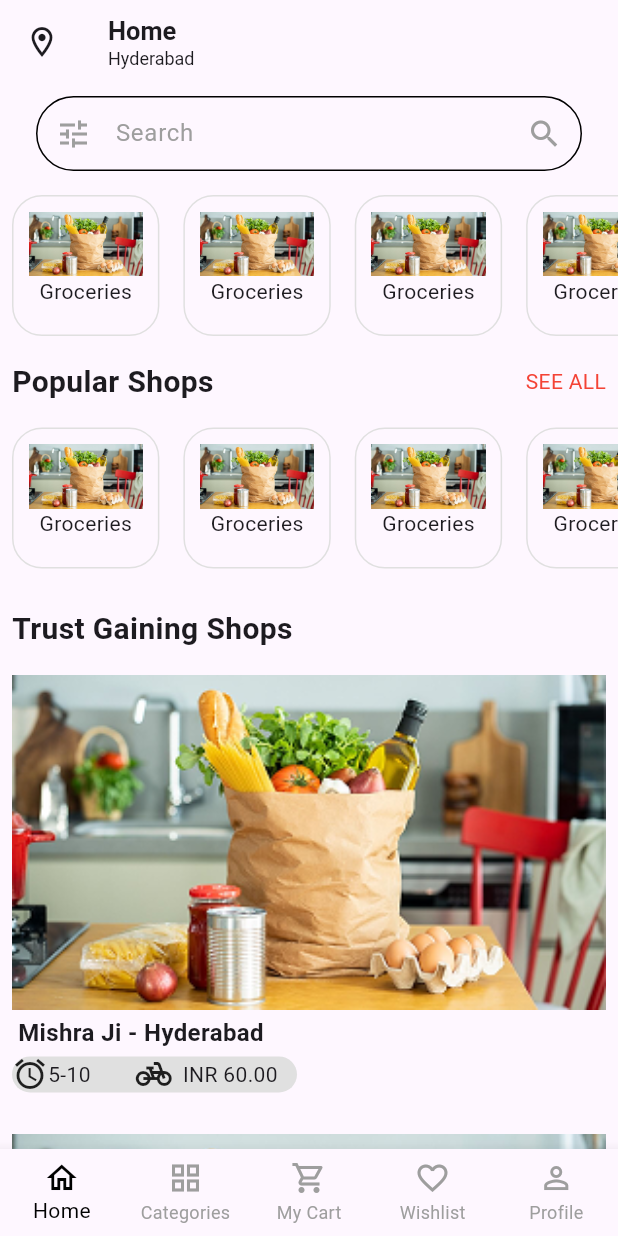
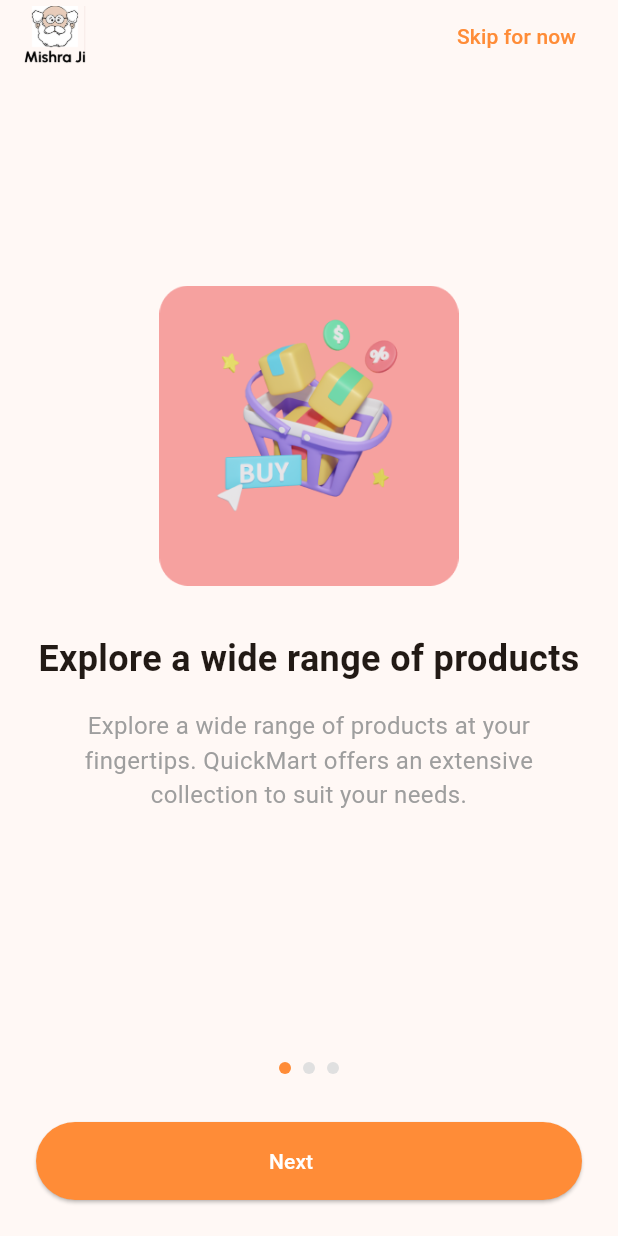
Before and after one commit to hr1india/mishra_ji, a Flutter app: the screen it shows after launch, on a phone screen of 412 x 824 dp. Run offline on Flutter 3.47's test engine with Material 3 defaults, Android fonts, the phone set to English and light mode, and no system bars; our stand-ins replace flutter_bloc, flutter_svg, shared_preferences; Roboto replaces fonts that are missing (Poppins); project files that could hold a hidden picture were left out.

Commit message:
splash and onboarding screen

```diff
--- a/lib/main.dart
+++ b/lib/main.dart
@@ -1,6 +1,7 @@
+// lib/main.dart
 import 'package:flutter/material.dart';
-
-import 'presentation/widgets/bottom_nav_bar.dart';
+import 'package:mishra_ji/presentation/screens/onboarding_screen.dart';
+import 'package:mishra_ji/presentation/screens/splash_screen.dart';
 
 void main() {
   runApp(const MyApp());
@@ -13,11 +14,20 @@ class MyApp extends StatelessWidget {
   Widget build(BuildContext context) {
     return MaterialApp(
       title: 'Mishra Ji',
+      debugShowCheckedModeBanner: false,
       theme: ThemeData(
-        colorScheme: ColorScheme.fromSeed(seedColor: Colors.deepPurple),
-        useMaterial3: true,
+        primaryColor: const Color(0xFFFF8C37),
+        colorScheme: ColorScheme.fromSeed(
+          seedColor: const Color(0xFFFF8C37),
+          primary: const Color(0xFFFF8C37),
+        ),
+        fontFamily: 'Poppins',
       ),
-      home: CustomBottomNavBar(),
+      initialRoute: '/',
+      routes: {
+        '/': (context) => const SplashScreen(),
+        '/onboarding': (context) => const OnboardingScreen(),
+      },
     );
   }
 }
--- /dev/null
+++ b/lib/presentation/blocs/onboarding/onboarding_bloc.dart
@@ -0,0 +1,27 @@
+import 'package:flutter_bloc/flutter_bloc.dart';
+import 'package:shared_preferences/shared_preferences.dart';
+
+import 'onboarding_event.dart';
+import 'onboarding_state.dart';
+
+class OnboardingBloc extends Bloc<OnboardingEvent, OnboardingState> {
+  OnboardingBloc() : super(OnboardingState.initial()) {
+    on<OnboardingPageChangedEvent>(_onPageChanged);
+    on<OnboardingCompleteEvent>(_onComplete);
+  }
+
+  void _onPageChanged(
+      OnboardingPageChangedEvent event, Emitter<OnboardingState> emit) {
+    final isLastPage = event.pageIndex == state.pages.length - 1;
+    emit(state.copyWith(
+      currentPage: event.pageIndex,
+      isLastPage: isLastPage,
+    ));
+  }
+
+  Future<void> _onComplete(
+      OnboardingCompleteEvent event, Emitter<OnboardingState> emit) async {
+    final prefs = await SharedPreferences.getInstance();
+    await prefs.setBool('onboardingComplete', true);
+  }
+}
--- /dev/null
+++ b/lib/presentation/blocs/onboarding/onboarding_event.dart
@@ -0,0 +1,8 @@
+abstract class OnboardingEvent {}
+
+class OnboardingPageChangedEvent extends OnboardingEvent {
+  final int pageIndex;
+  OnboardingPageChangedEvent(this.pageIndex);
+}
+
+class OnboardingCompleteEvent extends OnboardingEvent {}
--- /dev/null
+++ b/lib/presentation/blocs/onboarding/onboarding_state.dart
@@ -0,0 +1,54 @@
+import '../../models/onboarding_model.dart';
+
+class OnboardingState {
+  final int currentPage;
+  final bool isLastPage;
+  final List<OnboardingModel> pages;
+
+  OnboardingState({
+    required this.currentPage,
+    required this.isLastPage,
+    required this.pages,
+  });
+
+  factory OnboardingState.initial() {
+    final pages = [
+      OnboardingModel(
+        title: 'Explore a wide range of products',
+        description:
+            'Explore a wide range of products at your fingertips. QuickMart offers an extensive collection to suit your needs.',
+        imagePath: 'assets/images/onboarding image1.png',
+      ),
+      OnboardingModel(
+        title: 'Explore a wide range of products',
+        description:
+            'Explore a wide range of products at your fingertips. QuickMart offers an extensive collection to suit your needs.',
+        imagePath: 'assets/images/Onboarding image2.png',
+      ),
+      OnboardingModel(
+        title: 'Safe and secure payments',
+        description:
+            'QuickMart employs industry-leading encryption and trusted payment gateways to safeguard your financial information.',
+        imagePath: 'assets/images/onboarding3.png',
+      ),
+    ];
+
+    return OnboardingState(
+      currentPage: 0,
+      isLastPage: false,
+      pages: pages,
+    );
+  }
+
+  OnboardingState copyWith({
+    int? currentPage,
+    bool? isLastPage,
+    List<OnboardingModel>? pages,
+  }) {
+    return OnboardingState(
+      currentPage: currentPage ?? this.currentPage,
+      isLastPage: isLastPage ?? this.isLastPage,
+      pages: pages ?? this.pages,
+    );
+  }
+}
--- /dev/null
+++ b/lib/presentation/models/onboarding_model.dart
@@ -0,0 +1,11 @@
+class OnboardingModel {
+  final String title;
+  final String description;
+  final String imagePath;
+
+  OnboardingModel({
+    required this.title,
+    required this.description,
+    required this.imagePath,
+  });
+}
--- a/lib/presentation/screens/onboarding_screen.dart
+++ b/lib/presentation/screens/onboarding_screen.dart
@@ -0,0 +1,196 @@
+import 'package:flutter/material.dart';
+import 'package:flutter_bloc/flutter_bloc.dart';
+import '../blocs/onboarding/onboarding_bloc.dart';
+import '../blocs/onboarding/onboarding_event.dart';
+import '../blocs/onboarding/onboarding_state.dart';
+import '../widgets/onboarding_page.dart';
+
+class OnboardingScreen extends StatelessWidget {
+  const OnboardingScreen({super.key});
+
+  @override
+  Widget build(BuildContext context) {
+    return BlocProvider(
+      create: (context) => OnboardingBloc(),
+      child: const OnboardingView(),
+    );
+  }
+}
+
+class OnboardingView extends StatefulWidget {
+  const OnboardingView({super.key});
+
+  @override
+  State<OnboardingView> createState() => _OnboardingViewState();
+}
+
+class _OnboardingViewState extends State<OnboardingView> {
+  final PageController _pageController = PageController();
+
+  @override
+  void dispose() {
+    _pageController.dispose();
+    super.dispose();
+  }
+
+  @override
+  Widget build(BuildContext context) {
+    return Scaffold(
+      body: BlocBuilder<OnboardingBloc, OnboardingState>(
+        builder: (context, state) {
+          return SafeArea(
+            child: Column(
+              children: [
+                Padding(
+                  padding: const EdgeInsets.symmetric(horizontal: 16.0),
+                  child: Row(
+                    mainAxisAlignment: MainAxisAlignment.spaceBetween,
+                    children: [
+                      state.currentPage > 0
+                          ? IconButton(
+                              icon: const Icon(Icons.arrow_back),
+                              onPressed: () {
+                                _pageController.previousPage(
+                                  duration: const Duration(milliseconds: 300),
+                                  curve: Curves.easeInOut,
+                                );
+                              },
+                            )
+                          : //const SizedBox(width: 48),
+                          Image.asset(
+                              'assets/images/splash_logo.png',
+                              height: 40,
+                            ),
+                      TextButton(
+                        onPressed: () {
+                          context
+                              .read<OnboardingBloc>()
+                              .add(OnboardingCompleteEvent());
+                          Navigator.pushReplacementNamed(context, '/home');
+                        },
+                        child: const Text('Skip for now'),
+                      ),
+                    ],
+                  ),
+                ),
+                Expanded(
+                  child: PageView.builder(
+                    controller: _pageController,
+                    itemCount: state.pages.length,
+                    onPageChanged: (index) {
+                      context
+                          .read<OnboardingBloc>()
+                          .add(OnboardingPageChangedEvent(index));
+                    },
+                    itemBuilder: (context, index) {
+                      return OnboardingPage(model: state.pages[index]);
+                    },
+                  ),
+                ),
+                Padding(
+                  padding: const EdgeInsets.all(24.0),
+                  child: Column(
+                    children: [
+                      Row(
+                        mainAxisAlignment: MainAxisAlignment.center,
+                        children: List.generate(
+                          state.pages.length,
+                          (index) => Container(
+                            margin: const EdgeInsets.symmetric(horizontal: 4),
+                            width: 8,
+                            height: 8,
+                            decoration: BoxDecoration(
+                              shape: BoxShape.circle,
+                              color: index == state.currentPage
+                                  ? const Color(0xFFFF8C37)
+                                  : Colors.grey.shade300,
+                            ),
+                          ),
+                        ),
+                      ),
+                      const SizedBox(height: 32),
+                      state.isLastPage
+                          ? Row(
+                              children: [
+                                Expanded(
+                                  child: OutlinedButton(
+                                    style: OutlinedButton.styleFrom(
+                                      padding: const EdgeInsets.symmetric(
+                                          vertical: 16),
+                                      side: const BorderSide(
+                                          color: Color(0xFFFF8C37)),
+                                    ),
+                                    onPressed: () {
+                                      Navigator.pushReplacementNamed(
+                                          context, '/login');
+                                    },
+                                    child: const Text('Login'),
+                                  ),
+                                ),
+                                const SizedBox(width: 16),
+                                Expanded(
+                                  child: ElevatedButton(
+                                    style: ElevatedButton.styleFrom(
+                                      padding: const EdgeInsets.symmetric(
+                                          vertical: 16),
+                                      backgroundColor: const Color(0xFFFF8C37),
+                                    ),
+                                    onPressed: () {
+                                      context
+                                          .read<OnboardingBloc>()
+                                          .add(OnboardingCompleteEvent());
+                                      Navigator.pushReplacementNamed(
+                                          context, '/home');
+                                    },
+                                    child: const Row(
+                                      mainAxisAlignment:
+                                          MainAxisAlignment.center,
+                                      children: [
+                                        Text(
+                                          'Get Started',
+                                          style: TextStyle(color: Colors.white),
+                                        ),
+                                        SizedBox(width: 8),
+                                        Icon(Icons.arrow_forward, size: 16),
+                                      ],
+                                    ),
+                                  ),
+                                ),
+                              ],
+                            )
+                          : SizedBox(
+                              width: double.infinity,
+                              child: ElevatedButton(
+                                style: ElevatedButton.styleFrom(
+                                  padding:
+                                      const EdgeInsets.symmetric(vertical: 16),
+                                  backgroundColor: const Color(0xFFFF8C37),
+                                ),
+                                onPressed: () {
+                                  _pageController.nextPage(
+                                    duration: const Duration(milliseconds: 300),
+                                    curve: Curves.easeInOut,
+                                  );
+                                },
+                                child: const Row(
+                                  mainAxisAlignment: MainAxisAlignment.center,
+                                  children: [
+                                    Text('Next',
+                                        style: TextStyle(color: Colors.white)),
+                                    SizedBox(width: 8),
+                                    Icon(Icons.arrow_forward, size: 16),
+                                  ],
+                                ),
+                              ),
+                            ),
+                    ],
+                  ),
+                ),
+              ],
+            ),
+          );
+        },
+      ),
+    );
+  }
+}
--- a/lib/presentation/screens/splash_screen.dart
+++ b/lib/presentation/screens/splash_screen.dart
@@ -0,0 +1,61 @@
+// lib/screens/splash_screen.dart
+import 'package:flutter/material.dart';
+import 'dart:async';
+import 'package:shared_preferences/shared_preferences.dart';
+import 'package:flutter_svg/flutter_svg.dart';
+
+class SplashScreen extends StatefulWidget {
+  const SplashScreen({super.key});
+
+  @override
+  State<SplashScreen> createState() => _SplashScreenState();
+}
+
+class _SplashScreenState extends State<SplashScreen> {
+  @override
+  void initState() {
+    super.initState();
+    _navigateToNextScreen();
+  }
+
+  Future<void> _navigateToNextScreen() async {
+    // Check if onboarding has been completed
+    final prefs = await SharedPreferences.getInstance();
+    final onboardingComplete = prefs.getBool('onboardingComplete') ?? false;
+
+    Timer(const Duration(seconds: 6), () {
+      Navigator.pushReplacementNamed(
+          context, onboardingComplete ? '/home' : '/onboarding');
+    });
+  }
+
+  @override
+  Widget build(BuildContext context) {
+    return Scaffold(
+      body: Container(
+        decoration: const BoxDecoration(
+          gradient: LinearGradient(
+            begin: Alignment.centerLeft,
+            end: Alignment.centerRight,
+            colors: [
+              Colors.white,
+              Color(0xFFFFC088),
+              Color(0xFFFF8C37),
+            ],
+          ),
+        ),
+        child: Center(
+          child: Column(
+            mainAxisAlignment: MainAxisAlignment.center,
+            children: [
+              Image.asset(
+                'assets/images/splash_logo.png',
+                height: 120,
+              ),
+            ],
+          ),
+        ),
+      ),
+    );
+  }
+}
--- a/lib/presentation/widgets/onboarding_page.dart
+++ b/lib/presentation/widgets/onboarding_page.dart
@@ -0,0 +1,68 @@
+import 'package:flutter/material.dart';
+import '../models/onboarding_model.dart';
+
+class OnboardingPage extends StatelessWidget {
+  final OnboardingModel model;
+
+  const OnboardingPage({
+    super.key,
+    required this.model,
+  });
+
+  @override
+  Widget build(BuildContext context) {
+    return Padding(
+      padding: const EdgeInsets.all(16.0),
+      child: Column(
+        mainAxisAlignment: MainAxisAlignment.center,
+        children: [
+          Padding(
+            padding: const EdgeInsets.symmetric(horizontal: 16.0),
+            child: model.title == 'Safe and secure payments'
+                ? Container(
+                    height: 200,
+                    width: 200,
+                    decoration: BoxDecoration(
+                      color: const Color.fromRGBO(238, 77, 77, 0.51),
+                      borderRadius: BorderRadius.circular(16),
+                    ),
+                    child: Center(
+                      child: Image.asset(
+                        model.imagePath,
+                        height: 140,
+                        width: 140,
+                        fit: BoxFit.contain,
+                      ),
+                    ),
+                  )
+                : Image.asset(
+                    model.imagePath,
+                    height: 200,
+                  ),
+          ),
+          const SizedBox(height: 32),
+          Text(
+            model.title,
+            textAlign: TextAlign.center,
+            style: const TextStyle(
+              fontSize: 24,
+              fontWeight: FontWeight.bold,
+            ),
+          ),
+          const SizedBox(height: 16),
+          Padding(
+            padding: const EdgeInsets.symmetric(horizontal: 24.0),
+            child: Text(
+              model.description,
+              textAlign: TextAlign.center,
+              style: const TextStyle(
+                fontSize: 16,
+                color: Colors.grey,
+              ),
+            ),
+          ),
+        ],
+      ),
+    );
+  }
+}
--- a/pubspec.yaml
+++ b/pubspec.yaml
@@ -35,6 +35,9 @@ dependencies:
   # The following adds the Cupertino Icons font to your application.
   # Use with the CupertinoIcons class for iOS style icons.
   cupertino_icons: ^1.0.8
+  flutter_bloc: ^8.1.3
+  shared_preferences: ^2.2.1
+  flutter_svg: ^2.0.0
 
 dev_dependencies:
   flutter_test:
```
Also changed, not shown: pubspec.lock, 1 other file.
